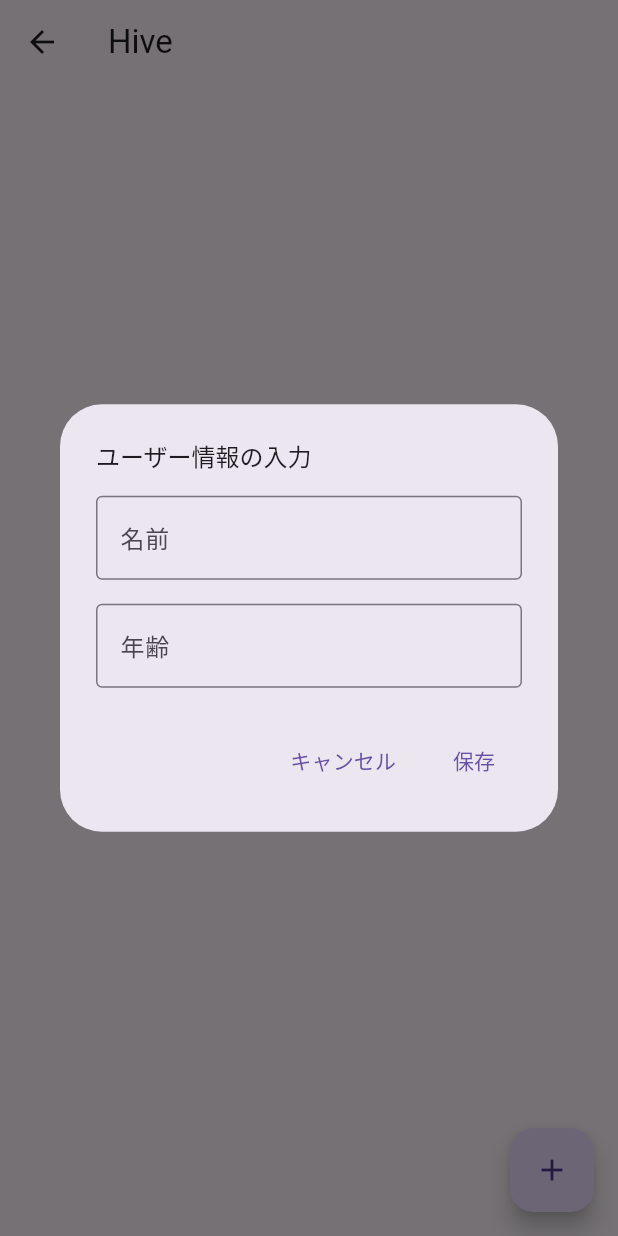
After one commit to sakata-yu/flutter_catalog_app, a Flutter app: the HivePage screen opened by its route, after a tap on the "add" icon, on a phone screen of 412 x 824 dp. The commit adds this screen. Run offline on Flutter 3.47's test engine with Material 3 defaults, Android fonts, the light colour scheme and no system bars; our stand-ins replace auto_route, camera, dio, firebase_core, flutter_hooks, flutter_map and 13 more; missing offline and left inert: android_intent_plus; accounts and stored records are empty; generated files the repository leaves out were written again.

Commit message:
015.Hiveを使ったローカルDB実装

```diff
--- a/lib/core/config/catalog_items.dart
+++ b/lib/core/config/catalog_items.dart
@@ -90,6 +90,11 @@ List<CatalogItem> commonCatalogItems = <CatalogItem>[
     detail: (BuildContext context) => context.l10n.shared_preferences_detail,
     route: const SharedPreferencesRoute(),
   ),
+  CatalogItem(
+    title: (BuildContext context) => context.l10n.hive_title,
+    detail: (BuildContext context) => context.l10n.hive_detail,
+    route: const HiveRoute(),
+  ),
 ];
 
 List<CatalogItem> uiCatalogItems = <CatalogItem>[
--- /dev/null
+++ b/lib/core/hive/hive_provider.dart
@@ -0,0 +1,22 @@
+import 'package:flutter_riverpod/flutter_riverpod.dart';
+import 'package:hive_ce_flutter/adapters.dart';
+
+import 'model/user.dart';
+import 'model/user_list_notifier.dart';
+
+const String userBox = 'users';
+
+final FutureProvider<void> hiveInitProvider =
+    FutureProvider<void>((Ref ref) async {
+  await Hive.initFlutter();
+  Hive.registerAdapter(UserAdapter());
+  if (!Hive.isBoxOpen(userBox)) {
+    await Hive.openBox<User>(userBox);
+  }
+});
+
+final StateNotifierProvider<UserListNotifier, List<User>> userListProvider =
+    StateNotifierProvider<UserListNotifier, List<User>>((Ref ref) {
+  final Box<User> box = Hive.box<User>(userBox);
+  return UserListNotifier(box);
+});
--- /dev/null
+++ b/lib/core/hive/model/user.dart
@@ -0,0 +1,14 @@
+import 'package:hive_ce_flutter/hive_flutter.dart';
+
+part 'user.g.dart';
+
+@HiveType(typeId: 0)
+class User extends HiveObject {
+  User({required this.name, required this.age});
+
+  @HiveField(0)
+  final String name;
+
+  @HiveField(1)
+  final int age;
+}
--- a/lib/core/router/app_router.dart
+++ b/lib/core/router/app_router.dart
@@ -1,7 +1,5 @@
 import 'package:auto_route/auto_route.dart';
 import 'package:flutter/material.dart';
-import '../../features/catalog014/view/shared_preferences_once_page.dart';
-import '../../features/catalog014/view/shared_preferences_simple_page.dart';
 /**
  * ルーティング設定するページ一覧
  */
@@ -24,6 +22,7 @@ import '../../features/catalog013/animated_switcher_page.dart';
 import '../../features/catalog014/shared_preferences_page.dart';
 import '../../features/catalog014/view/shared_preferences_once_page.dart';
 import '../../features/catalog014/view/shared_preferences_simple_page.dart';
+import '../../features/catalog015/hive_page.dart';
 
 
 import '../../features/catalog101/tutorial_page.dart';
@@ -75,6 +74,7 @@ class AppRouter extends RootStackRouter {
         AutoRoute(page: SharedPreferencesRoute.page),
         AutoRoute(page: SharedPreferencesSimpleRoute.page),
         AutoRoute(page: SharedPreferencesOnceRoute.page),
+        AutoRoute(page: HiveRoute.page),
 
         /// #008 画面遷移画面用
         AutoRoute(page: TransitionSimpleRoute.page),
--- /dev/null
+++ b/lib/features/catalog015/hive_page.dart
@@ -0,0 +1,62 @@
+import 'package:catalog_app_flutter/core/hive/hive_provider.dart';
+import 'package:catalog_app_flutter/core/hive/model/user.dart';
+import 'package:catalog_app_flutter/core/hive/model/user_list_notifier.dart';
+import 'package:flutter/material.dart';
+import 'package:auto_route/auto_route.dart';
+import 'package:hooks_riverpod/hooks_riverpod.dart';
+
+import 'view/hive_user_input_dialog.dart';
+
+@RoutePage()
+class HivePage extends HookConsumerWidget {
+  const HivePage({super.key});
+
+  @override
+  Widget build(BuildContext context, WidgetRef ref) {
+    final List<User> users = ref.watch(userListProvider);
+    final UserListNotifier userNotifier = ref.read(userListProvider.notifier);
+
+    return Scaffold(
+      appBar: AppBar(title: const Text('Hive')),
+      floatingActionButton: FloatingActionButton(
+        onPressed: () async {
+          final User? result = await HiveUserInputDialog.show(context);
+          if (result != null) {
+            userNotifier.addUser(result);
+          }
+        },
+        child: const Icon(Icons.add),
+      ),
+      body: ListView.builder(
+        itemCount: users.length,
+        itemBuilder: (BuildContext context, int index) {
+          final User user = users[index];
+          return Dismissible(
+            key: ValueKey<User>(user),
+            direction: DismissDirection.endToStart,
+            background: Container(
+              alignment: Alignment.centerRight,
+              color: Colors.red,
+              padding: const EdgeInsets.symmetric(horizontal: 16),
+              child: const Icon(Icons.delete, color: Colors.white),
+            ),
+            onDismissed: (_) => userNotifier.deleteUser(user),
+            child: ListTile(
+              title: Text(user.name),
+              subtitle: Text('${user.age}歳'),
+              onTap: () async {
+                final User? result = await HiveUserInputDialog.show(
+                  context,
+                  user: user,
+                );
+                if (result != null) {
+                  userNotifier.updateUser(result, key: user.key);
+                }
+              },
+            ),
+          );
+        },
+      ),
+    );
+  }
+}
--- /dev/null
+++ b/lib/features/catalog015/view/hive_user_input_dialog.dart
@@ -0,0 +1,91 @@
+import 'package:catalog_app_flutter/core/hive/model/user.dart';
+import 'package:flutter/material.dart';
+import 'package:flutter_hooks/flutter_hooks.dart';
+import 'package:hooks_riverpod/hooks_riverpod.dart';
+
+class HiveUserInputDialog extends HookConsumerWidget {
+  const HiveUserInputDialog({
+    super.key,
+    this.user,
+  });
+
+  final User? user;
+
+  @override
+  Widget build(BuildContext context, WidgetRef ref) {
+    final TextEditingController nameController =
+        useTextEditingController(text: user?.name);
+    final TextEditingController ageController =
+        useTextEditingController(text: user?.age.toString());
+
+    return AlertDialog(
+      title: const Text(
+        'ユーザー情報の入力',
+        style: TextStyle(fontSize: 16),
+      ),
+      content: SizedBox(
+        width: 500,
+        child: Column(
+          mainAxisSize: MainAxisSize.min,
+          children: <Widget>[
+            TextField(
+              controller: nameController,
+              decoration: const InputDecoration(
+                labelText: '名前',
+                border: OutlineInputBorder(),
+              ),
+            ),
+            const SizedBox(height: 16),
+            TextField(
+              controller: ageController,
+              keyboardType: TextInputType.number,
+              decoration: const InputDecoration(
+                labelText: '年齢',
+                border: OutlineInputBorder(),
+              ),
+            ),
+          ],
+        ),
+      ),
+      actions: <Widget>[
+        TextButton(
+          onPressed: () => Navigator.of(context).pop(),
+          child: const Text('キャンセル'),
+        ),
+        TextButton(
+          onPressed: () {
+            final String name = nameController.text.trim();
+            final String ageText = ageController.text.trim();
+            final int? age = int.tryParse(ageText);
+
+            if (name.isNotEmpty && age != null) {
+              Navigator.of(context).pop(
+                User(
+                  name: name,
+                  age: age,
+                ),
+              );
+            } else {
+              ScaffoldMessenger.of(context).showSnackBar(
+                const SnackBar(content: Text('正しい名前と年齢を入力してください')),
+              );
+            }
+          },
+          child: const Text('保存'),
+        ),
+      ],
+    );
+  }
+
+  static Future<User?> show(
+    BuildContext context, {
+    User? user,
+  }) {
+    return showDialog<User>(
+      context: context,
+      builder: (_) => HiveUserInputDialog(
+        user: user,
+      ),
+    );
+  }
+}
--- a/lib/l10n/app_en.arb
+++ b/lib/l10n/app_en.arb
@@ -28,6 +28,8 @@
   "animated_switcher_detail": "Animated Swither",
   "shared_preferences_title": "#014 SharedPreferences",
   "shared_preferences_detail": "SharedPreferences",
+  "hive_title": "#015 Hive",
+  "hive_detail": "Hive",
   "tutorial_title": "#101 Tutorial Page",
   "tutorial_detail": "Animation with Lottie",
   "responsive_title": "#102 Responsive UI",
--- a/lib/l10n/app_ja.arb
+++ b/lib/l10n/app_ja.arb
@@ -28,6 +28,8 @@
   "animated_switcher_detail": "Animated Switcherを使ったウィジェットアニメーション",
   "shared_preferences_title": "#014 SharedPreferences",
   "shared_preferences_detail": "SharedPreferencesを使ったローカルデータ管理",
+  "hive_title": "#015 Hive",
+  "hive_detail": "Hiveを使ったローカルデータベース管理",
   "tutorial_title": "#101 チュートリアル画面",
   "tutorial_detail": "Lottieを使ったアニメーション",
   "responsive_title": "#102 レスポンシブUI",
--- a/pubspec.yaml
+++ b/pubspec.yaml
@@ -27,6 +27,7 @@ dependencies:
   android_intent_plus: ^5.3.1
   change_app_package_name: ^1.5.0
   firebase_core: ^4.1.0
+  hive_ce_flutter: ^2.3.2
 
   # Map / Location
   flutter_map: ^8.1.1
@@ -70,6 +71,7 @@ dev_dependencies:
   envied_generator: ^1.1.1
   auto_route_generator: ^10.2.3
   flutter_gen_runner: ^5.3.1
+  hive_ce_generator: ^1.9.2
 
   # Test utilities（実行時不要）
   mocktail: ^1.0.4
```
Also changed, not shown: lib/core/hive/model/user_list_notifier.dart (added, +32 -0 lines), lib/main.dart (+10 -4 lines), 1 other file.
